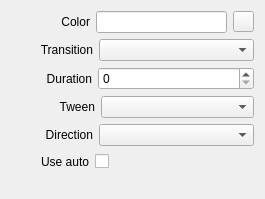
Old version of the form src/Widgets/Inspector/InspectorSolidColorWidget.ui in the repository CasparCG/client.
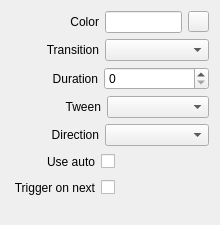
New version of the form.

Commit message: Added trigger on next feature for solid color items.

```diff
--- a/src/Widgets/Inspector/InspectorSolidColorWidget.ui
+++ b/src/Widgets/Inspector/InspectorSolidColorWidget.ui
@@ -6,8 +6,8 @@
    <rect>
     <x>0</x>
     <y>0</y>
-    <width>265</width>
-    <height>199</height>
+    <width>220</width>
+    <height>225</height>
    </rect>
   </property>
   <property name="sizePolicy">
@@ -29,7 +29,7 @@
        </property>
        <property name="sizeHint" stdset="0">
         <size>
-         <width>50</width>
+         <width>59</width>
          <height>20</height>
         </size>
        </property>
@@ -78,7 +78,7 @@
        </property>
        <property name="sizeHint" stdset="0">
         <size>
-         <width>29</width>
+         <width>35</width>
          <height>20</height>
         </size>
        </property>
@@ -118,7 +118,7 @@
        </property>
        <property name="sizeHint" stdset="0">
         <size>
-         <width>35</width>
+         <width>41</width>
          <height>20</height>
         </size>
        </property>
@@ -161,7 +161,7 @@
        </property>
        <property name="sizeHint" stdset="0">
         <size>
-         <width>48</width>
+         <width>54</width>
          <height>20</height>
         </size>
        </property>
@@ -201,7 +201,7 @@
        </property>
        <property name="sizeHint" stdset="0">
         <size>
-         <width>34</width>
+         <width>40</width>
          <height>20</height>
         </size>
        </property>
@@ -241,7 +241,7 @@
        </property>
        <property name="sizeHint" stdset="0">
         <size>
-         <width>30</width>
+         <width>36</width>
          <height>20</height>
         </size>
        </property>
@@ -282,6 +282,59 @@
      </item>
     </layout>
    </item>
+   <item>
+    <layout class="QHBoxLayout" name="horizontalLayoutTriggerOnNext">
+     <item>
+      <spacer name="horizontalSpacerTriggerOnNext1">
+       <property name="orientation">
+        <enum>Qt::Horizontal</enum>
+       </property>
+       <property name="sizeType">
+        <enum>QSizePolicy::Fixed</enum>
+       </property>
+       <property name="sizeHint" stdset="0">
+        <size>
+         <width>2</width>
+         <height>20</height>
+        </size>
+       </property>
+      </spacer>
+     </item>
+     <item>
+      <widget class="QLabel" name="labelTriggerOnNext">
+       <property name="text">
+        <string>Trigger on next</string>
+       </property>
+       <property name="alignment">
+        <set>Qt::AlignRight|Qt::AlignTrailing|Qt::AlignVCenter</set>
+       </property>
+      </widget>
+     </item>
+     <item>
+      <widget class="QCheckBox" name="checkBoxTriggerOnNext">
+       <property name="layoutDirection">
+        <enum>Qt::RightToLeft</enum>
+       </property>
+       <property name="text">
+        <string/>
+       </property>
+      </widget>
+     </item>
+     <item>
+      <spacer name="horizontalSpacerTriggerOnNext2">
+       <property name="orientation">
+        <enum>Qt::Horizontal</enum>
+       </property>
+       <property name="sizeHint" stdset="0">
+        <size>
+         <width>40</width>
+         <height>20</height>
+        </size>
+       </property>
+      </spacer>
+     </item>
+    </layout>
+   </item>
    <item>
     <spacer name="verticalSpacerColor">
      <property name="orientation">
```
Left out of the diff: 58 changed lines with no effect on the pictures. The commit also changes 7 other files.
